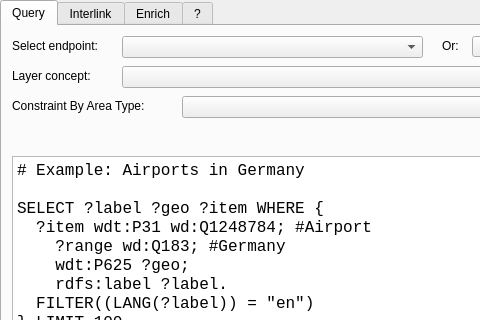
First picture: the form in sparql_unicorn_dialog_base.ui, repository sparqlunicorn/sparqlunicornGoesGIS, before the edit; both pictures show x 0 to 480 and y 0 to 320 of the 1092 by 659 pixel window.
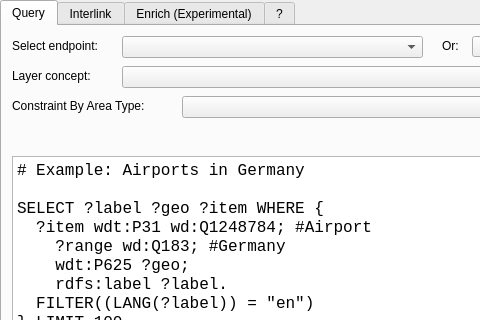
Second picture: the form after the edit. The open tabs and pages were chosen to show the change.

What changed in the file:
```diff
--- a/sparql_unicorn_dialog_base.ui
+++ b/sparql_unicorn_dialog_base.ui
@@ -645,7 +645,7 @@
    </widget>
    <widget class="QWidget" name="tab_3">
     <attribute name="title">
-     <string>Enrich</string>
+     <string>Enrich (Experimental)</string>
     </attribute>
     <widget class="QPushButton" name="loadLayerEnrich">
      <property name="geometry">
```
Left out of the diff: 2 changed lines with no effect on the pictures.
